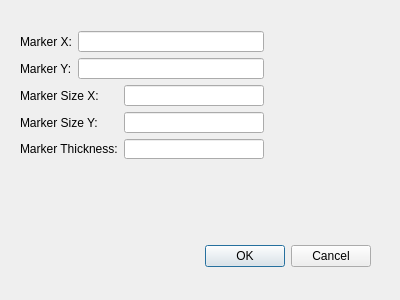
ANKA-KIT/imageclient, file imageclient/syncdialog.ui: the form before one commit.
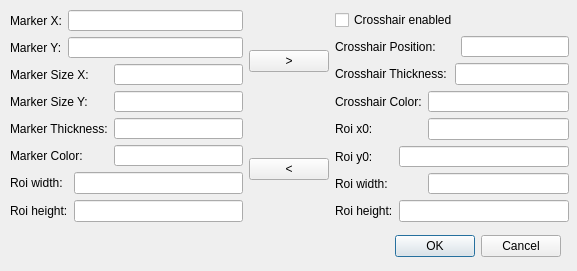
The form after the commit.

```diff
--- a/imageclient/syncdialog.ui
+++ b/imageclient/syncdialog.ui
@@ -6,8 +6,8 @@
    <rect>
     <x>0</x>
     <y>0</y>
-    <width>400</width>
-    <height>300</height>
+    <width>577</width>
+    <height>271</height>
    </rect>
   </property>
   <property name="windowTitle">
@@ -16,8 +16,8 @@
   <widget class="QDialogButtonBox" name="buttonBox">
    <property name="geometry">
     <rect>
-     <x>30</x>
-     <y>240</y>
+     <x>220</x>
+     <y>230</y>
      <width>341</width>
      <height>32</height>
     </rect>
@@ -32,62 +32,253 @@
   <widget class="QWidget" name="">
    <property name="geometry">
     <rect>
-     <x>20</x>
-     <y>31</y>
-     <width>244</width>
-     <height>128</height>
+     <x>10</x>
+     <y>10</y>
+     <width>559</width>
+     <height>212</height>
     </rect>
    </property>
-   <layout class="QGridLayout" name="gridLayout">
-    <item row="0" column="0">
-     <widget class="QLabel" name="markerXLabel">
-      <property name="text">
-       <string>Marker X:</string>
-      </property>
-     </widget>
+   <layout class="QHBoxLayout" name="horizontalLayout">
+    <item>
+     <layout class="QVBoxLayout" name="verticalLayout_2">
+      <item>
+       <layout class="QGridLayout" name="gridLayout_2">
+        <item row="2" column="2">
+         <widget class="QLineEdit" name="markerSizeXEdit"/>
+        </item>
+        <item row="0" column="0">
+         <widget class="QLabel" name="markerXLabel">
+          <property name="text">
+           <string>Marker X:</string>
+          </property>
+         </widget>
+        </item>
+        <item row="2" column="0" colspan="2">
+         <widget class="QLabel" name="markerSizeXLabel">
+          <property name="text">
+           <string>Marker Size X:</string>
+          </property>
+         </widget>
+        </item>
+        <item row="1" column="0">
+         <widget class="QLabel" name="markerYLabel">
+          <property name="text">
+           <string>Marker Y:</string>
+          </property>
+         </widget>
+        </item>
+        <item row="4" column="0" colspan="2">
+         <widget class="QLabel" name="markerThicknessLabel">
+          <property name="text">
+           <string>Marker Thickness:</string>
+          </property>
+         </widget>
+        </item>
+        <item row="4" column="2">
+         <widget class="QLineEdit" name="markerThicknessEdit"/>
+        </item>
+        <item row="5" column="0" colspan="2">
+         <widget class="QLabel" name="markerColorLabel">
+          <property name="text">
+           <string>Marker Color:</string>
+          </property>
+         </widget>
+        </item>
+        <item row="1" column="1" colspan="2">
+         <widget class="QLineEdit" name="markerYEdit"/>
+        </item>
+        <item row="5" column="2">
+         <widget class="QLineEdit" name="markerColorEdit"/>
+        </item>
+        <item row="3" column="2">
+         <widget class="QLineEdit" name="markerSizeYEdit"/>
+        </item>
+        <item row="0" column="1" colspan="2">
+         <widget class="QLineEdit" name="markerXEdit"/>
+        </item>
+        <item row="3" column="0" colspan="2">
+         <widget class="QLabel" name="markerSizeYLabel">
+          <property name="text">
+           <string>Marker Size Y:</string>
+          </property>
+         </widget>
+        </item>
+       </layout>
+      </item>
+      <item>
+       <layout class="QGridLayout" name="gridLayout">
+        <item row="0" column="0">
+         <widget class="QLabel" name="roiWidthLabel">
+          <property name="text">
+           <string>Roi width:</string>
+          </property>
+         </widget>
+        </item>
+        <item row="0" column="1">
+         <widget class="QLineEdit" name="roiWidthEdit"/>
+        </item>
+        <item row="1" column="0">
+         <widget class="QLabel" name="roiHeightLabel">
+          <property name="text">
+           <string>Roi height:</string>
+          </property>
+         </widget>
+        </item>
+        <item row="1" column="1">
+         <widget class="QLineEdit" name="roiHeightEdit"/>
+        </item>
+       </layout>
+      </item>
+     </layout>
     </item>
-    <item row="0" column="1" colspan="2">
-     <widget class="QLineEdit" name="markerXEdit"/>
+    <item>
+     <layout class="QVBoxLayout" name="verticalLayout">
+      <item>
+       <widget class="QPushButton" name="syncToDeviceButton">
+        <property name="toolTip">
+         <string>Write marker values to tango device</string>
+        </property>
+        <property name="text">
+         <string>&gt;</string>
+        </property>
+       </widget>
+      </item>
+      <item>
+       <spacer name="verticalSpacer">
+        <property name="orientation">
+         <enum>Qt::Vertical</enum>
+        </property>
+        <property name="sizeType">
+         <enum>QSizePolicy::Fixed</enum>
+        </property>
+        <property name="sizeHint" stdset="0">
+         <size>
+          <width>20</width>
+          <height>40</height>
+         </size>
+        </property>
+       </spacer>
+      </item>
+      <item>
+       <widget class="QPushButton" name="syncFromDeviceButton">
+        <property name="toolTip">
+         <string>Update marker using values of tango device</string>
+        </property>
+        <property name="text">
+         <string>&lt;</string>
+        </property>
+       </widget>
+      </item>
+     </layout>
     </item>
-    <item row="1" column="0">
-     <widget class="QLabel" name="markerYLabel">
-      <property name="text">
-       <string>Marker Y:</string>
-      </property>
-     </widget>
-    </item>
-    <item row="1" column="1" colspan="2">
-     <widget class="QLineEdit" name="markerYEdit"/>
-    </item>
-    <item row="2" column="0" colspan="2">
-     <widget class="QLabel" name="markerSizeXLabel">
-      <property name="text">
-       <string>Marker Size X:</string>
-      </property>
-     </widget>
-    </item>
-    <item row="2" column="2">
-     <widget class="QLineEdit" name="markerSizeXEdit"/>
-    </item>
-    <item row="3" column="0" colspan="2">
-     <widget class="QLabel" name="markerSizeYLabel">
-      <property name="text">
-       <string>Marker Size Y:</string>
-      </property>
-     </widget>
-    </item>
-    <item row="3" column="2">
-     <widget class="QLineEdit" name="markerSizeYEdit"/>
-    </item>
-    <item row="4" column="0" colspan="2">
-     <widget class="QLabel" name="markerThicknessLabel">
-      <property name="text">
-       <string>Marker Thickness:</string>
-      </property>
-     </widget>
-    </item>
-    <item row="4" column="2">
-     <widget class="QLineEdit" name="markerThicknessEdit"/>
+    <item>
+     <layout class="QGridLayout" name="gridLayout_3">
+      <item row="3" column="2" colspan="3">
+       <widget class="QLineEdit" name="tangoCrosshairColorEdit">
+        <property name="readOnly">
+         <bool>true</bool>
+        </property>
+       </widget>
+      </item>
+      <item row="4" column="0" colspan="2">
+       <widget class="QLabel" name="tangoRoiXLabel">
+        <property name="text">
+         <string>Roi x0:</string>
+        </property>
+       </widget>
+      </item>
+      <item row="2" column="0" colspan="3">
+       <widget class="QLabel" name="tangoCrosshairThicknessLabel">
+        <property name="text">
+         <string>Crosshair Thickness:</string>
+        </property>
+       </widget>
+      </item>
+      <item row="4" column="2" colspan="3">
+       <widget class="QLineEdit" name="tangoRoiXEdit">
+        <property name="readOnly">
+         <bool>true</bool>
+        </property>
+       </widget>
+      </item>
+      <item row="6" column="2" colspan="3">
+       <widget class="QLineEdit" name="tangoRoiWidthEdit">
+        <property name="readOnly">
+         <bool>true</bool>
+        </property>
+       </widget>
+      </item>
+      <item row="7" column="1" colspan="4">
+       <widget class="QLineEdit" name="tangoRoiHeightEdit">
+        <property name="readOnly">
+         <bool>true</bool>
+        </property>
+       </widget>
+      </item>
+      <item row="5" column="0">
+       <widget class="QLabel" name="tangoRoiYLabel">
+        <property name="text">
+         <string>Roi y0:</string>
+        </property>
+       </widget>
+      </item>
+      <item row="5" column="1" colspan="4">
+       <widget class="QLineEdit" name="tangoRoiYEdit">
+        <property name="readOnly">
+         <bool>true</bool>
+        </property>
+       </widget>
+      </item>
+      <item row="6" column="0" colspan="2">
+       <widget class="QLabel" name="tangoRoiWidthLabel">
+        <property name="text">
+         <string>Roi width:</string>
+        </property>
+       </widget>
+      </item>
+      <item row="7" column="0">
+       <widget class="QLabel" name="tangoRoiHeightLabel">
+        <property name="text">
+         <string>Roi height:</string>
+        </property>
+       </widget>
+      </item>
+      <item row="2" column="3" colspan="2">
+       <widget class="QLineEdit" name="tangoCrosshairThicknessEdit">
+        <property name="readOnly">
+         <bool>true</bool>
+        </property>
+       </widget>
+      </item>
+      <item row="3" column="0" colspan="2">
+       <widget class="QLabel" name="tangoCrosshairColorLabel">
+        <property name="text">
+         <string>Crosshair Color:</string>
+        </property>
+       </widget>
+      </item>
+      <item row="1" column="0" colspan="4">
+       <widget class="QLabel" name="tangoCrosshairPositionLabel">
+        <property name="text">
+         <string>Crosshair Position:</string>
+        </property>
+       </widget>
+      </item>
+      <item row="1" column="4">
+       <widget class="QLineEdit" name="tangoCrosshairPositionEdit">
+        <property name="readOnly">
+         <bool>true</bool>
+        </property>
+       </widget>
+      </item>
+      <item row="0" column="0" colspan="5">
+       <widget class="QCheckBox" name="tangoCrosshairEnabledcheckBox">
+        <property name="text">
+         <string>Crosshair enabled</string>
+        </property>
+       </widget>
+      </item>
+     </layout>
     </item>
    </layout>
   </widget>
```
